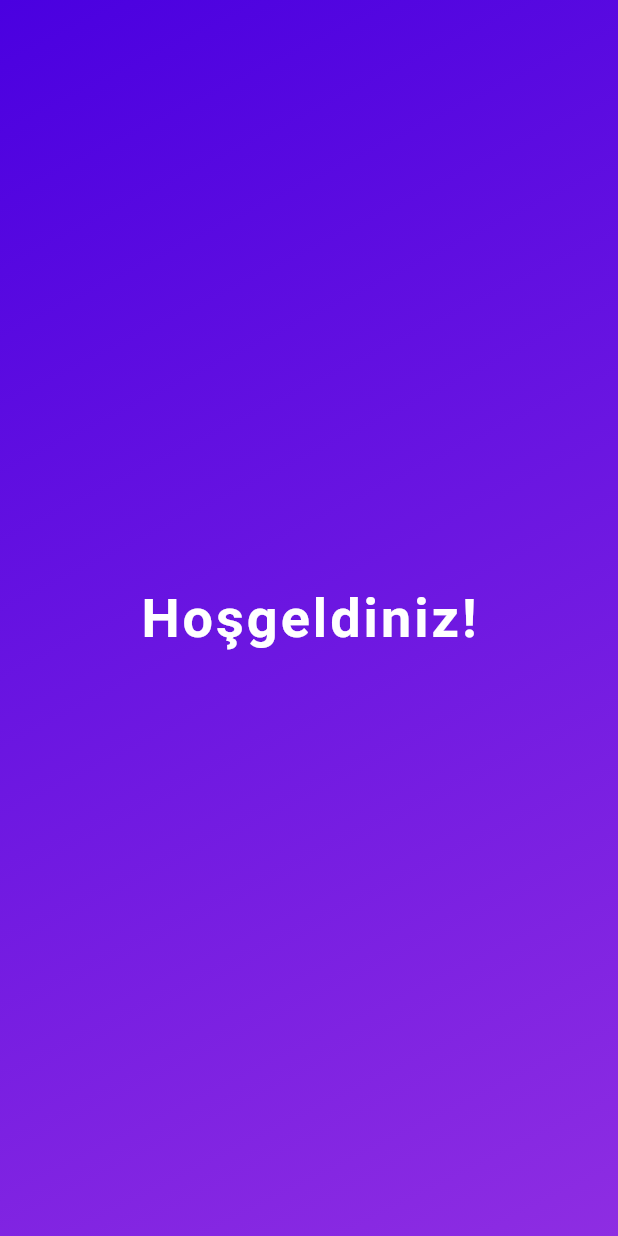
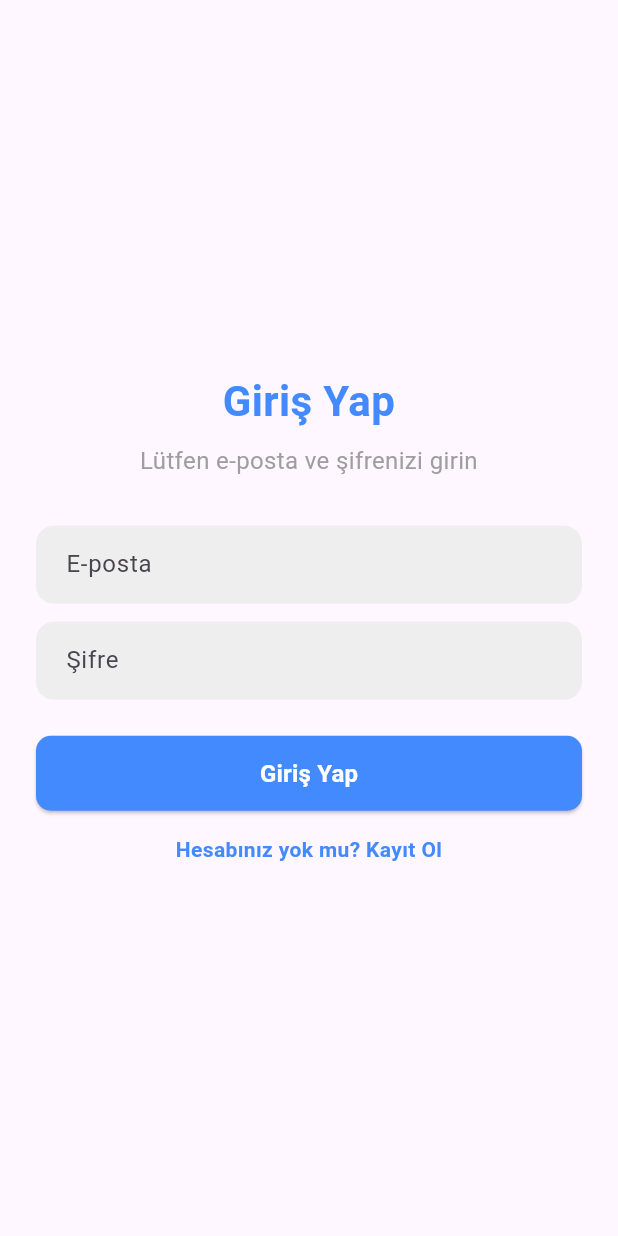
Before and after one commit to efe-selcuk/mobilprogramlama, a Flutter app: the screen it shows after launch, on a phone screen of 412 x 824 dp. Run offline on Flutter 3.47's test engine with Material 3 defaults, Android fonts, the phone set to English and light mode, and no system bars; our stand-ins replace firebase_auth, firebase_core; accounts and stored records are empty.

Commit message:
login register pages added and firebase Authentication added

```diff
--- a/lib/main.dart
+++ b/lib/main.dart
@@ -1,46 +1,32 @@
 import 'package:flutter/material.dart';
+import 'package:firebase_core/firebase_core.dart';
+import 'package:firebase_auth/firebase_auth.dart';
+import 'package:mobilprogramlama/pages/auth/login_page.dart';
+import 'package:mobilprogramlama/pages/home_page.dart';
 
-void main() {
-  runApp(const MyApp());
+void main() async {
+  WidgetsFlutterBinding.ensureInitialized(); // Flutter motorunun hazır olmasını sağlar
+  await Firebase.initializeApp(); // Firebase'i başlat
+  runApp(MyApp());
 }
 
 class MyApp extends StatelessWidget {
-  const MyApp({super.key});
-
   @override
   Widget build(BuildContext context) {
     return MaterialApp(
       debugShowCheckedModeBanner: false,
-      home: const HosgeldinSayfasi(),
-    );
-  }
-}
-
-class HosgeldinSayfasi extends StatelessWidget {
-  const HosgeldinSayfasi({super.key});
-
-  @override
-  Widget build(BuildContext context) {
-    return Scaffold(
-      body: Container(
-        decoration: const BoxDecoration(
-          gradient: LinearGradient(
-            colors: [Color(0xFF4A00E0), Color(0xFF8E2DE2)],
-            begin: Alignment.topLeft,
-            end: Alignment.bottomRight,
-          ),
-        ),
-        child: const Center(
-          child: Text(
-            'Hoşgeldiniz!',
-            style: TextStyle(
-              fontSize: 36,
-              fontWeight: FontWeight.bold,
-              color: Colors.white,
-              letterSpacing: 2,
-            ),
-          ),
-        ),
+      title: 'Flutter Auth',
+      theme: ThemeData(
+        primarySwatch: Colors.blue,
+      ),
+      home: StreamBuilder<User?>(
+        stream: FirebaseAuth.instance.authStateChanges(),
+        builder: (context, snapshot) {
+          if (snapshot.connectionState == ConnectionState.active) {
+            return snapshot.hasData ? HomePage() : LoginPage();
+          }
+          return Scaffold(body: Center(child: CircularProgressIndicator()));
+        },
       ),
     );
   }
--- /dev/null
+++ b/lib/pages/auth/login_page.dart
@@ -0,0 +1,116 @@
+import 'package:flutter/material.dart';
+import 'package:firebase_auth/firebase_auth.dart';
+import 'package:mobilprogramlama/pages/auth/register_page.dart';
+import 'package:mobilprogramlama/pages/home_page.dart';
+import 'package:mobilprogramlama/widgets/custom_button.dart';
+import 'package:mobilprogramlama/widgets/custom_textfield.dart';
+
+class LoginPage extends StatefulWidget {
+  @override
+  _LoginPageState createState() => _LoginPageState();
+}
+
+class _LoginPageState extends State<LoginPage> {
+  final TextEditingController emailController = TextEditingController();
+  final TextEditingController passwordController = TextEditingController();
+  bool isLoading = false;
+  String errorMessage = "";
+
+  Future<void> loginUser() async {
+    setState(() {
+      isLoading = true;
+      errorMessage = "";
+    });
+
+    try {
+      await FirebaseAuth.instance.signInWithEmailAndPassword(
+        email: emailController.text.trim(),
+        password: passwordController.text.trim(),
+      );
+
+      // Giriş başarılı -> Ana sayfaya yönlendir
+      Navigator.pushReplacement(
+        context,
+        MaterialPageRoute(builder: (context) => HomePage()),
+      );
+    } on FirebaseAuthException catch (e) {
+      setState(() {
+        errorMessage = e.message ?? "Giriş başarısız!";
+      });
+    }
+
+    setState(() {
+      isLoading = false;
+    });
+  }
+
+  @override
+  Widget build(BuildContext context) {
+    return Scaffold(
+      body: Center(
+        child: Padding(
+          padding: EdgeInsets.symmetric(horizontal: 24),
+          child: Column(
+            mainAxisAlignment: MainAxisAlignment.center,
+            crossAxisAlignment: CrossAxisAlignment.stretch,
+            children: [
+              Text(
+                "Giriş Yap",
+                textAlign: TextAlign.center,
+                style: TextStyle(fontSize: 28, fontWeight: FontWeight.bold, color: Colors.blueAccent),
+              ),
+              SizedBox(height: 8),
+              Text(
+                "Lütfen e-posta ve şifrenizi girin",
+                textAlign: TextAlign.center,
+                style: TextStyle(fontSize: 16, color: Colors.grey),
+              ),
+              SizedBox(height: 32),
+              CustomTextField(
+                hintText: "E-posta",
+                controller: emailController,
+                keyboardType: TextInputType.emailAddress,
+              ),
+              SizedBox(height: 12),
+              CustomTextField(
+                hintText: "Şifre",
+                controller: passwordController,
+                isPassword: true,
+              ),
+              SizedBox(height: 12),
+              if (errorMessage.isNotEmpty)
+                Text(
+                  errorMessage,
+                  textAlign: TextAlign.center,
+                  style: TextStyle(color: Colors.red),
+                ),
+              SizedBox(height: 12),
+              isLoading
+                  ? Center(child: CircularProgressIndicator())
+                  : CustomButton(
+                text: "Giriş Yap",
+                onPressed: loginUser,
+              ),
+              SizedBox(height: 16),
+
+              // **Kayıt Olma Sayfasına Gitme**
+              GestureDetector(
+                onTap: () {
+                  Navigator.push(
+                    context,
+                    MaterialPageRoute(builder: (context) => RegisterPage()),
+                  );
+                },
+                child: Text(
+                  "Hesabınız yok mu? Kayıt Ol",
+                  textAlign: TextAlign.center,
+                  style: TextStyle(color: Colors.blueAccent, fontWeight: FontWeight.bold),
+                ),
+              ),
+            ],
+          ),
+        ),
+      ),
+    );
+  }
+}
--- /dev/null
+++ b/lib/widgets/custom_button.dart
@@ -0,0 +1,43 @@
+import 'package:flutter/material.dart';
+
+class CustomButton extends StatelessWidget {
+  final String text;
+  final VoidCallback onPressed;
+  final bool isLoading;
+  final Color color;
+
+  const CustomButton({
+    Key? key,
+    required this.text,
+    required this.onPressed,
+    this.isLoading = false,
+    this.color = Colors.blueAccent,
+  }) : super(key: key);
+
+  @override
+  Widget build(BuildContext context) {
+    return SizedBox(
+      width: double.infinity,
+      height: 50,
+      child: ElevatedButton(
+        onPressed: isLoading ? null : onPressed,
+        style: ElevatedButton.styleFrom(
+          backgroundColor: color,
+          shape: RoundedRectangleBorder(
+            borderRadius: BorderRadius.circular(10),
+          ),
+        ),
+        child: isLoading
+            ? SizedBox(
+          width: 24,
+          height: 24,
+          child: CircularProgressIndicator(color: Colors.white, strokeWidth: 3),
+        )
+            : Text(
+          text,
+          style: TextStyle(fontSize: 16, fontWeight: FontWeight.bold, color: Colors.white),
+        ),
+      ),
+    );
+  }
+}
--- /dev/null
+++ b/lib/widgets/custom_textfield.dart
@@ -0,0 +1,35 @@
+import 'package:flutter/material.dart';
+
+class CustomTextField extends StatelessWidget {
+  final String hintText;
+  final TextEditingController controller;
+  final bool isPassword;
+  final TextInputType keyboardType;
+
+  const CustomTextField({
+    Key? key,
+    required this.hintText,
+    required this.controller,
+    this.isPassword = false,
+    this.keyboardType = TextInputType.text,
+  }) : super(key: key);
+
+  @override
+  Widget build(BuildContext context) {
+    return TextField(
+      controller: controller,
+      obscureText: isPassword,
+      keyboardType: keyboardType,
+      decoration: InputDecoration(
+        hintText: hintText,
+        filled: true,
+        fillColor: Colors.grey[200],
+        border: OutlineInputBorder(
+          borderRadius: BorderRadius.circular(12),
+          borderSide: BorderSide.none,
+        ),
+        contentPadding: EdgeInsets.symmetric(vertical: 14, horizontal: 16),
+      ),
+    );
+  }
+}
--- a/pubspec.yaml
+++ b/pubspec.yaml
@@ -30,7 +30,8 @@ environment:
 dependencies:
   flutter:
     sdk: flutter
-
+  firebase_core: ^3.12.0
+  firebase_auth: ^5.5.0
   # The following adds the Cupertino Icons font to your application.
   # Use with the CupertinoIcons class for iOS style icons.
   cupertino_icons: ^1.0.8
```
Also changed, not shown: lib/pages/auth/register_page.dart (added, +125 -0 lines), lib/pages/home_page.dart (added, +52 -0 lines), pubspec.lock, 6 other files.
